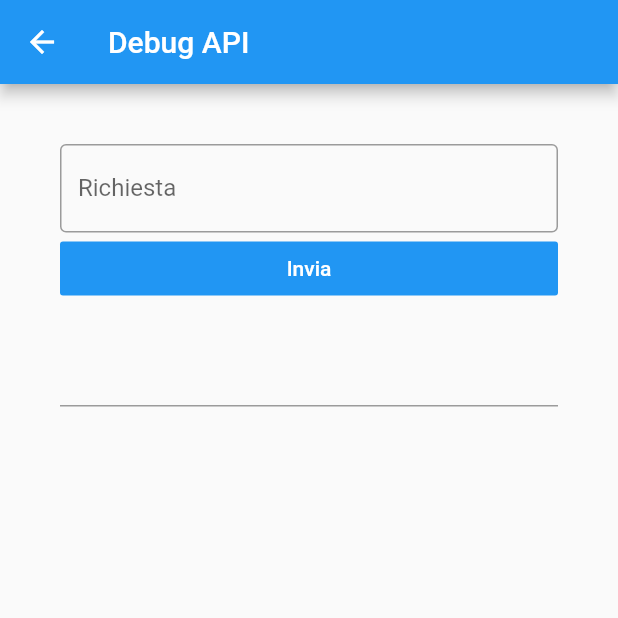
After one commit to peppelg/argo_scuolanext_famiglia_unofficial_app, a Flutter app: the DebugApiRoute screen opened by its route, on a phone screen of 412 x 824 dp, the top half of it. The commit adds this screen. Run offline on Flutter 3.47's test engine with Material 2 defaults, Android fonts, the phone set to English and light mode, and no system bars; our stand-ins replace backdrop, dio, flutter_datetime_picker, flutter_markdown, fluttertoast, hive and 2 more; accounts and stored records are empty; network calls fail.

Commit message:
aggiunto debug api, aggiornamento

```diff
--- /dev/null
+++ b/lib/debugApi.dart
@@ -0,0 +1,54 @@
+import 'package:flutter/material.dart';
+import 'api.dart';
+
+class DebugApiRoute extends StatefulWidget {
+  @override
+  State<StatefulWidget> createState() {
+    return _DebugApiRouteState();
+  }
+}
+
+class _DebugApiRouteState extends State<DebugApiRoute> {
+  final request = TextEditingController();
+  final response = TextEditingController();
+  @override
+  Widget build(BuildContext context) {
+    return Scaffold(
+        appBar: AppBar(
+          title: Text('Debug API'),
+        ),
+        body: ListView(padding: const EdgeInsets.all(40.0), children: <Widget>[
+          TextField(
+            controller: request,
+            obscureText: false,
+            decoration: InputDecoration(
+              border: OutlineInputBorder(),
+              labelText: 'Richiesta',
+            ),
+          ),
+          FlatButton(
+              color: Colors.blue,
+              textColor: Colors.white,
+              onPressed: () {
+                doReq(request.text);
+              },
+              child: Text(
+                'Invia',
+              )),
+          Padding(
+              padding: EdgeInsets.only(top: 20),
+              child: TextField(
+                  maxLines: null,
+                  readOnly: true,
+                  keyboardType: TextInputType.multiline,
+                  controller: response))
+        ]));
+  }
+
+  Future doReq(request) async {
+    var r = await simpleRequest(request);
+    setState(() {
+      response.text = r;
+    });
+  }
+}
--- a/lib/info.dart
+++ b/lib/info.dart
@@ -12,9 +12,15 @@ class InfoRoute extends StatelessWidget {
         backLayer: getBackdrop(context),
         frontLayer: Markdown(
             data:
-                "App open-source non ufficiale per Argo ScuolaNext.\n\n[Sito dell'app](https://peppelg.space/argo_famiglia)\n[Canale Telegram degli aggiornamenti](https://t.me/scuolanext)\n[Codice sorgente](https://github.com/peppelg/argo_scuolanext_famiglia_unofficial_app)\n\nSe l'app non funziona, vai sul sito e controlla se c'è una nuova versione. Se il problema persiste apri un'issue su GitHub.\n\n---\n*Icona creata da Prosymbols per www.flaticon.com*",
+                "App open-source non ufficiale per Argo ScuolaNext.\n\n[VERIFICA AGGIORNAMENTI APP](https://app.aggiornamento)\n[Sito dell'app](https://peppelg.space/argo_famiglia)\n[Canale Telegram degli aggiornamenti](https://t.me/scuolanext)\n[Codice sorgente](https://github.com/peppelg/argo_scuolanext_famiglia_unofficial_app)\n[Debug API](https://app.debug)\n\nSe l'app non funziona, vai sul sito e controlla se c'è una nuova versione. Se il problema persiste apri un'issue su GitHub.\n\n---\n*Icona creata da Prosymbols per www.flaticon.com*",
             onTapLink: (href) {
-              launch(href);
+              if (href == 'https://app.debug') {
+                Navigator.of(context).pushNamed('/debugApi');
+              } else if (href == 'https://app.aggiornamento') {
+                Navigator.of(context).pushNamed('/aggiornamento');
+              } else {
+                launch(href);
+              }
             }));
   }
 }
--- a/pubspec.yaml
+++ b/pubspec.yaml
@@ -11,7 +11,7 @@ description: App non ufficiale per Argo ScuolaNext.
 # In iOS, build-name is used as CFBundleShortVersionString while build-number used as CFBundleVersion.
 # Read more about iOS versioning at
 # https://developer.apple.com/library/archive/documentation/General/Reference/InfoPlistKeyReference/Articles/CoreFoundationKeys.html
-version: 1.0.0+4
+version: 1.0.0+5
 
 environment:
   sdk: ">=2.1.0 <3.0.0"
@@ -33,6 +33,8 @@ dependencies:
   flutter_datetime_picker: ^1.2.8
   flutter_markdown: ^0.3.0
   url_launcher: ^5.2.5
+  package_info: ^0.4.0+10
+  yaml: ^2.2.0
 
 dev_dependencies:
   flutter_test:
```
Also changed, not shown: lib/aggiornamento.dart (added, +85 -0 lines), lib/api.dart (+10 -0 lines), lib/main.dart (+7 -1 lines), pubspec.lock, 1 other file.
